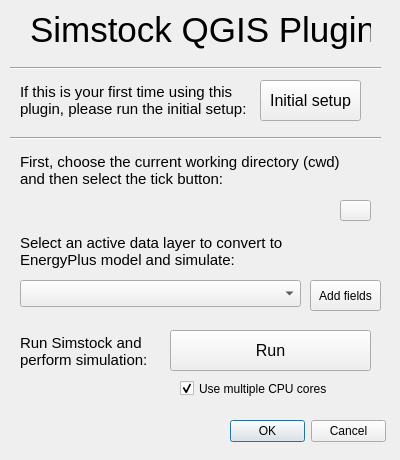
First picture: the form in Simstock_QGIS_dialog_base.ui, repository UCL/simstock_qgis, before the edit.
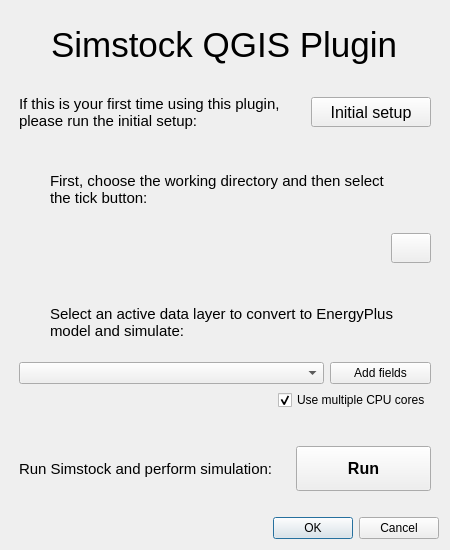
Second picture: the form after the edit. Icons and pictures are not drawn. Custom widgets are drawn as their Qt base class.

Commit message: Using scaleable UI as default

Patch:
```diff
--- a/Simstock_QGIS_dialog_base.ui
+++ b/Simstock_QGIS_dialog_base.ui
@@ -6,28 +6,22 @@
    <rect>
     <x>0</x>
     <y>0</y>
-    <width>400</width>
-    <height>460</height>
+    <width>450</width>
+    <height>550</height>
    </rect>
   </property>
   <property name="minimumSize">
    <size>
-    <width>400</width>
-    <height>460</height>
+    <width>450</width>
+    <height>550</height>
    </size>
   </property>
   <property name="windowTitle">
    <string>Simstock QGIS</string>
   </property>
+  <layout class="QVBoxLayout" name="verticalLayout_4">
+   <item alignment="Qt::AlignHCenter">
   <widget class="QLabel" name="label">
-   <property name="geometry">
-    <rect>
-     <x>30</x>
-     <y>9</y>
-     <width>341</width>
-     <height>42</height>
-    </rect>
-   </property>
    <property name="font">
     <font>
      <pointsize>26</pointsize>
@@ -37,48 +31,28 @@
     <string>Simstock QGIS Plugin</string>
    </property>
   </widget>
-  <widget class="QPushButton" name="pbInitialSetup">
-   <property name="geometry">
-    <rect>
-     <x>260</x>
-     <y>80</y>
-     <width>101</width>
-     <height>41</height>
-    </rect>
-   </property>
-   <property name="font">
-    <font>
-     <pointsize>12</pointsize>
-    </font>
-   </property>
-   <property name="text">
-    <string>Initial setup</string>
-   </property>
-  </widget>
-  <widget class="QDialogButtonBox" name="button_box">
-   <property name="geometry">
-    <rect>
-     <x>230</x>
-     <y>420</y>
-     <width>156</width>
-     <height>23</height>
-    </rect>
-   </property>
-   <property name="orientation">
-    <enum>Qt::Horizontal</enum>
-   </property>
-   <property name="standardButtons">
-    <set>QDialogButtonBox::Cancel|QDialogButtonBox::Ok</set>
-   </property>
-  </widget>
+   </item>
+   <item>
+    <layout class="QHBoxLayout" name="horizontalLayout_4" stretch="3,1">
+     <property name="leftMargin">
+      <number>8</number>
+     </property>
+     <property name="topMargin">
+      <number>10</number>
+     </property>
+     <property name="rightMargin">
+      <number>8</number>
+     </property>
+     <property name="bottomMargin">
+      <number>20</number>
+     </property>
+     <item>
   <widget class="QLabel" name="label_2">
-   <property name="geometry">
-    <rect>
-     <x>20</x>
-     <y>70</y>
-     <width>241</width>
-     <height>61</height>
-    </rect>
+       <property name="minimumSize">
+        <size>
+         <width>0</width>
+         <height>36</height>
+        </size>
    </property>
    <property name="font">
     <font>
@@ -92,14 +66,34 @@
     <bool>true</bool>
    </property>
   </widget>
-  <widget class="QLabel" name="label_3">
-   <property name="geometry">
-    <rect>
-     <x>20</x>
-     <y>230</y>
-     <width>341</width>
-     <height>42</height>
-    </rect>
+     </item>
+     <item>
+      <widget class="QPushButton" name="pbInitialSetup">
+       <property name="minimumSize">
+        <size>
+         <width>120</width>
+         <height>30</height>
+        </size>
+       </property>
+       <property name="font">
+        <font>
+         <pointsize>12</pointsize>
+        </font>
+       </property>
+       <property name="text">
+        <string>Initial setup</string>
+       </property>
+      </widget>
+     </item>
+    </layout>
+   </item>
+   <item alignment="Qt::AlignHCenter">
+    <widget class="QLabel" name="label_4">
+     <property name="minimumSize">
+      <size>
+       <width>350</width>
+       <height>0</height>
+      </size>
    </property>
    <property name="font">
     <font>
@@ -107,142 +101,53 @@
     </font>
    </property>
    <property name="text">
-    <string>Select an active data layer to convert to EnergyPlus model and simulate:</string>
+      <string>First, choose the working directory and then select the tick button:</string>
    </property>
    <property name="wordWrap">
     <bool>true</bool>
    </property>
   </widget>
-  <widget class="QgsMapLayerComboBox" name="mMapLayerComboBox">
-   <property name="geometry">
-    <rect>
-     <x>20</x>
-     <y>280</y>
-     <width>281</width>
-     <height>27</height>
-    </rect>
-   </property>
-  </widget>
+   </item>
+   <item>
+    <layout class="QHBoxLayout" name="horizontalLayout_3">
+     <property name="leftMargin">
+      <number>8</number>
+     </property>
+     <property name="topMargin">
+      <number>5</number>
+     </property>
+     <property name="rightMargin">
+      <number>8</number>
+     </property>
+     <property name="bottomMargin">
+      <number>20</number>
+     </property>
+     <item>
   <widget class="QgsFileWidget" name="mQgsFileWidget">
-   <property name="geometry">
-    <rect>
-     <x>20</x>
-     <y>200</y>
-     <width>301</width>
-     <height>27</height>
-    </rect>
-   </property>
    <property name="storageMode">
     <enum>QgsFileWidget::GetDirectory</enum>
    </property>
   </widget>
-  <widget class="QLabel" name="label_4">
-   <property name="geometry">
-    <rect>
-     <x>20</x>
-     <y>140</y>
-     <width>341</width>
-     <height>61</height>
-    </rect>
-   </property>
-   <property name="font">
-    <font>
-     <pointsize>11</pointsize>
-    </font>
-   </property>
-   <property name="text">
-    <string>First, choose the current working directory (cwd) and then select the tick button:</string>
-   </property>
-   <property name="wordWrap">
-    <bool>true</bool>
-   </property>
-  </widget>
-  <widget class="QLabel" name="label_5">
-   <property name="geometry">
-    <rect>
-     <x>20</x>
-     <y>330</y>
-     <width>131</width>
-     <height>42</height>
-    </rect>
-   </property>
-   <property name="font">
-    <font>
-     <pointsize>11</pointsize>
-    </font>
-   </property>
-   <property name="text">
-    <string>Run Simstock and perform simulation:</string>
-   </property>
-   <property name="wordWrap">
-    <bool>true</bool>
-   </property>
-  </widget>
-  <widget class="QPushButton" name="pbRunSim">
-   <property name="geometry">
-    <rect>
-     <x>170</x>
-     <y>330</y>
-     <width>201</width>
-     <height>41</height>
-    </rect>
-   </property>
-   <property name="font">
-    <font>
-     <pointsize>12</pointsize>
-    </font>
-   </property>
-   <property name="text">
-    <string>Run</string>
-   </property>
-  </widget>
-  <widget class="Line" name="line">
-   <property name="geometry">
-    <rect>
-     <x>10</x>
-     <y>130</y>
-     <width>371</width>
-     <height>16</height>
-    </rect>
-   </property>
-   <property name="orientation">
-    <enum>Qt::Horizontal</enum>
-   </property>
-  </widget>
-  <widget class="Line" name="line_2">
-   <property name="geometry">
-    <rect>
-     <x>10</x>
-     <y>60</y>
-     <width>371</width>
-     <height>16</height>
-    </rect>
-   </property>
-   <property name="orientation">
-    <enum>Qt::Horizontal</enum>
-   </property>
-  </widget>
-  <widget class="QPushButton" name="pbOptions">
-   <property name="geometry">
-    <rect>
-     <x>310</x>
-     <y>280</y>
-     <width>71</width>
-     <height>31</height>
-    </rect>
-   </property>
-   <property name="text">
-    <string>Add fields</string>
-   </property>
-  </widget>
+     </item>
+     <item>
   <widget class="QPushButton" name="pbSetcwd">
-   <property name="geometry">
-    <rect>
-     <x>340</x>
-     <y>200</y>
-     <width>31</width>
-     <height>21</height>
-    </rect>
+       <property name="sizePolicy">
+        <sizepolicy hsizetype="Minimum" vsizetype="Minimum">
+         <horstretch>0</horstretch>
+         <verstretch>0</verstretch>
+        </sizepolicy>
+       </property>
+       <property name="minimumSize">
+        <size>
+         <width>30</width>
+         <height>30</height>
+        </size>
+       </property>
+       <property name="maximumSize">
+        <size>
+         <width>40</width>
+         <height>30</height>
+        </size>
    </property>
    <property name="text">
     <string/>
@@ -252,14 +157,74 @@
      <normaloff>tick_small.png</normaloff>tick_small.png</iconset>
    </property>
   </widget>
+     </item>
+    </layout>
+   </item>
+   <item alignment="Qt::AlignHCenter">
+    <widget class="QLabel" name="label_3">
+     <property name="minimumSize">
+      <size>
+       <width>350</width>
+       <height>0</height>
+      </size>
+     </property>
+     <property name="font">
+      <font>
+       <pointsize>11</pointsize>
+      </font>
+     </property>
+     <property name="text">
+      <string>Select an active data layer to convert to EnergyPlus model and simulate:</string>
+     </property>
+     <property name="wordWrap">
+      <bool>true</bool>
+     </property>
+    </widget>
+   </item>
+   <item>
+    <layout class="QVBoxLayout" name="verticalLayout">
+     <property name="leftMargin">
+      <number>8</number>
+     </property>
+     <property name="rightMargin">
+      <number>8</number>
+     </property>
+     <property name="bottomMargin">
+      <number>20</number>
+     </property>
+     <item>
+      <layout class="QHBoxLayout" name="horizontalLayout_2" stretch="3,1">
+       <item>
+        <widget class="QgsMapLayerComboBox" name="mMapLayerComboBox"/>
+       </item>
+       <item>
+        <widget class="QPushButton" name="pbOptions">
+         <property name="minimumSize">
+          <size>
+           <width>100</width>
+           <height>20</height>
+          </size>
+         </property>
+         <property name="text">
+          <string>Add fields</string>
+         </property>
+        </widget>
+       </item>
+      </layout>
+     </item>
+     <item alignment="Qt::AlignRight">
   <widget class="QCheckBox" name="cbMulti">
-   <property name="geometry">
-    <rect>
-     <x>180</x>
-     <y>380</y>
-     <width>161</width>
-     <height>17</height>
-    </rect>
+       <property name="sizePolicy">
+        <sizepolicy hsizetype="Minimum" vsizetype="Fixed">
+         <horstretch>0</horstretch>
+         <verstretch>0</verstretch>
+        </sizepolicy>
+       </property>
+       <property name="minimumSize">
+        <size>
+         <width>150</width>
+         <height>20</height>
+        </size>
    </property>
    <property name="font">
     <font>
@@ -273,6 +238,98 @@
     <bool>true</bool>
    </property>
   </widget>
+     </item>
+    </layout>
+   </item>
+   <item>
+    <layout class="QHBoxLayout" name="horizontalLayout" stretch="2,1">
+     <property name="sizeConstraint">
+      <enum>QLayout::SetDefaultConstraint</enum>
+     </property>
+     <property name="leftMargin">
+      <number>8</number>
+     </property>
+     <property name="topMargin">
+      <number>10</number>
+     </property>
+     <property name="rightMargin">
+      <number>8</number>
+     </property>
+     <property name="bottomMargin">
+      <number>20</number>
+     </property>
+     <item>
+      <widget class="QLabel" name="label_5">
+       <property name="minimumSize">
+        <size>
+         <width>250</width>
+         <height>45</height>
+        </size>
+       </property>
+       <property name="maximumSize">
+        <size>
+         <width>1000</width>
+         <height>1000</height>
+        </size>
+       </property>
+       <property name="font">
+        <font>
+         <pointsize>11</pointsize>
+        </font>
+       </property>
+       <property name="text">
+        <string>Run Simstock and perform simulation:</string>
+       </property>
+       <property name="wordWrap">
+        <bool>true</bool>
+       </property>
+      </widget>
+     </item>
+     <item>
+      <widget class="QPushButton" name="pbRunSim">
+       <property name="sizePolicy">
+        <sizepolicy hsizetype="Minimum" vsizetype="Fixed">
+         <horstretch>0</horstretch>
+         <verstretch>0</verstretch>
+        </sizepolicy>
+       </property>
+       <property name="minimumSize">
+        <size>
+         <width>110</width>
+         <height>30</height>
+        </size>
+       </property>
+       <property name="maximumSize">
+        <size>
+         <width>1000</width>
+         <height>1000</height>
+        </size>
+       </property>
+       <property name="font">
+        <font>
+         <pointsize>12</pointsize>
+         <weight>75</weight>
+         <bold>true</bold>
+        </font>
+       </property>
+       <property name="text">
+        <string>Run</string>
+       </property>
+      </widget>
+     </item>
+    </layout>
+   </item>
+   <item>
+    <widget class="QDialogButtonBox" name="button_box">
+     <property name="orientation">
+      <enum>Qt::Horizontal</enum>
+     </property>
+     <property name="standardButtons">
+      <set>QDialogButtonBox::Cancel|QDialogButtonBox::Ok</set>
+     </property>
+    </widget>
+   </item>
+  </layout>
  </widget>
  <customwidgets>
   <customwidget>
```
Lines whose indentation alone changed are shown as unchanged. The commit also changes 1 other file.
